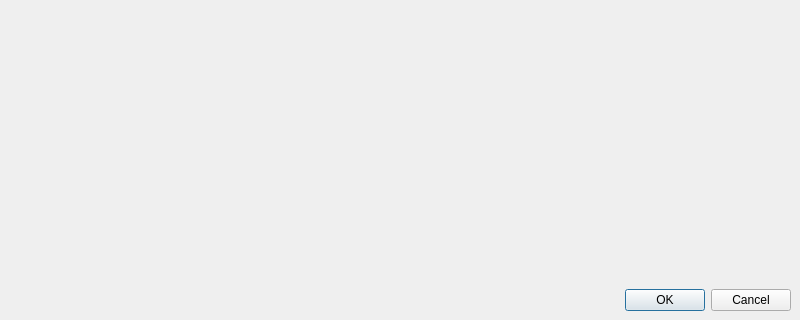
The window that 2.x/UI/dooble_settings.ui (textbrowser/dooble) describes before a commit, drawn with Qt 5; both pictures show x 0 to 800 and y 380 to 700 of the 800 by 700 pixel window.
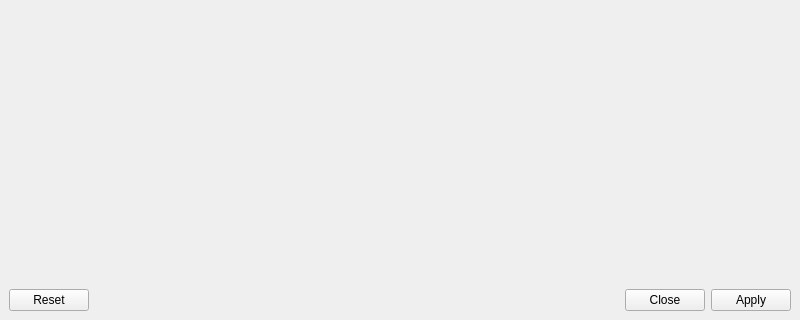
The same window after the commit. Icons and pictures are not drawn.

The edit to the form file:
```diff
--- a/2.x/UI/dooble_settings.ui
+++ b/2.x/UI/dooble_settings.ui
@@ -313,7 +313,7 @@
     <item>
      <widget class="QDialogButtonBox" name="buttonBox">
       <property name="standardButtons">
-       <set>QDialogButtonBox::Cancel|QDialogButtonBox::Ok</set>
+       <set>QDialogButtonBox::Apply|QDialogButtonBox::Close|QDialogButtonBox::Reset</set>
       </property>
      </widget>
     </item>
```
